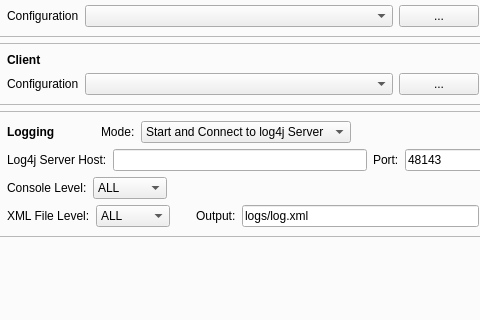
marc-hanheide/cogx, file tools/castctrl/branches/feat-serverconfig/qtui/mainwindow.ui: the form before one commit; both pictures show x 247 to 727 and y 125 to 445 of the 842 by 550 pixel window.
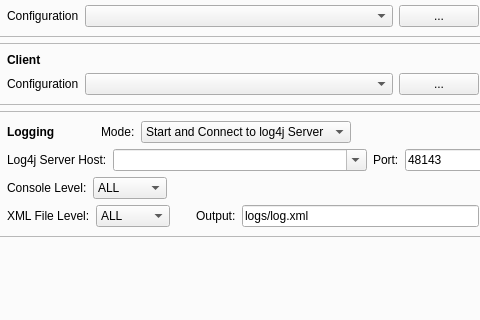
The form after the commit. Icons and pictures are not drawn.

Commit message: cb to select a host for log4j server

Patch:
```diff
--- a/tools/castctrl/branches/feat-serverconfig/qtui/mainwindow.ui
+++ b/tools/castctrl/branches/feat-serverconfig/qtui/mainwindow.ui
@@ -585,13 +585,16 @@
                  </widget>
                 </item>
                 <item>
-                 <widget class="QLineEdit" name="edLog4jServerHost">
+                 <widget class="QComboBox" name="cbLog4jServerHost">
                   <property name="sizePolicy">
                    <sizepolicy hsizetype="Expanding" vsizetype="Preferred">
                     <horstretch>2</horstretch>
                     <verstretch>0</verstretch>
                    </sizepolicy>
                   </property>
+                  <property name="editable">
+                   <bool>true</bool>
+                  </property>
                  </widget>
                 </item>
                 <item>
```
Left out of the diff: 39 changed lines with no effect on the pictures. The commit also changes 3 other files.
